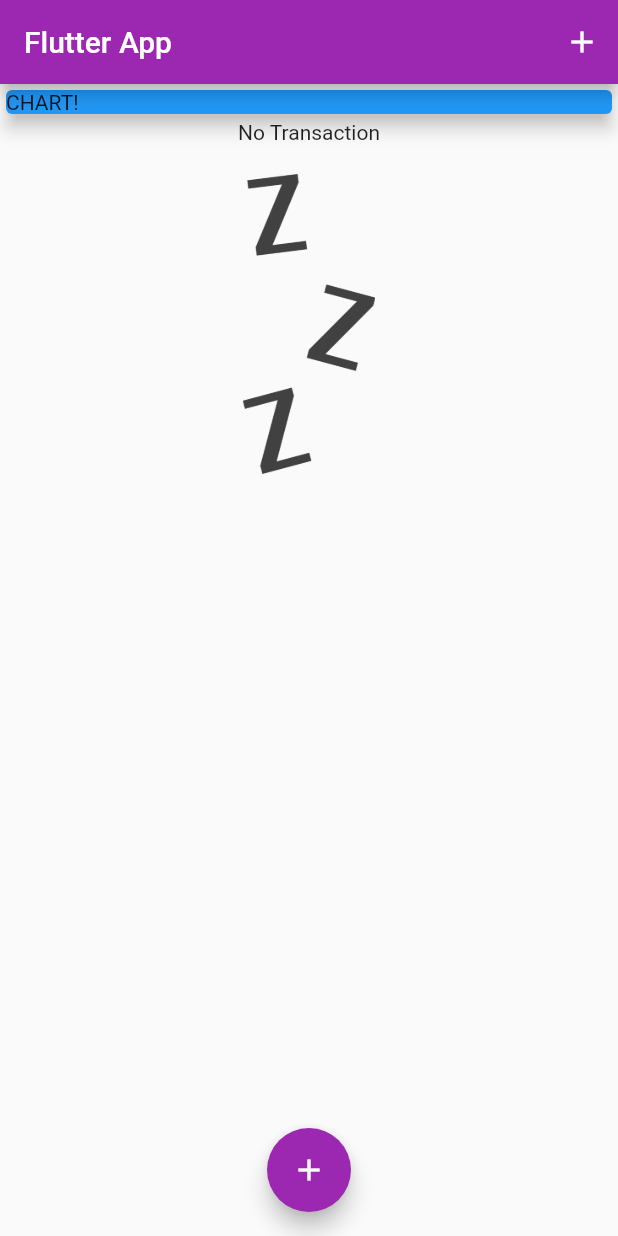
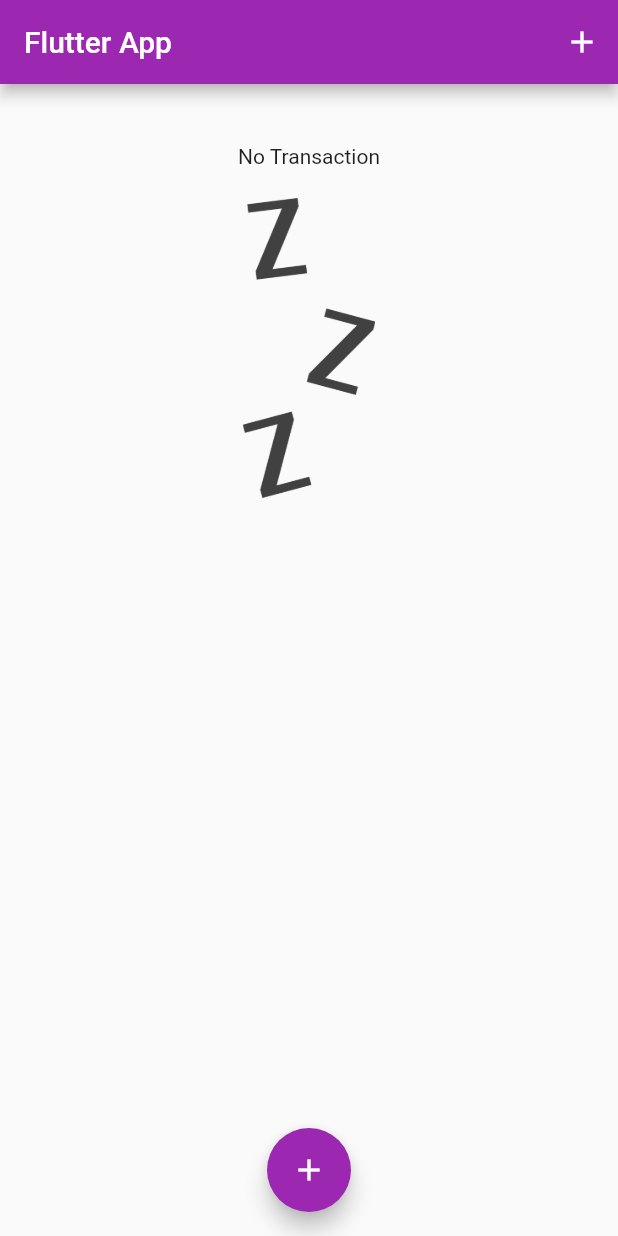
Before and after one commit to totolog-flutter/for-learning, a Flutter app: the screen it shows after launch, on a phone screen of 412 x 824 dp. Run offline on Flutter 3.47's test engine with Material 2 defaults, Android fonts, the phone set to English and light mode, and no system bars.

Commit message:
add: 103

```diff
--- a/lib/main.dart
+++ b/lib/main.dart
@@ -1,7 +1,9 @@
 import 'package:flutter/material.dart';
+import 'package:flutter_youtube1/widgets/chart.dart';
 import './widgets/new_transaction.dart';
 import './widgets/transaction_list.dart';
 import './model/transaction.dart';
+import './widgets/chart.dart';
 
 void main() {
   runApp(const MyApp());
@@ -40,6 +42,16 @@
     // Transaction(id: 't2', title: '１週間分の野菜', amount: 9800, date: DateTime.now())
   ];
 
+  List<Transaction> get _recentTransactions {
+    return _userTransactions.where((tx) {
+      return tx.date.isAfter(
+        DateTime.now().subtract(
+          Duration(days: 7),
+        ),
+      );
+    }).toList();
+  }
+
   void _addNewTransaction(String txTitle, double txAmount) {
     final newTx = Transaction(id: DateTime.now().toString(), title: txTitle, amount: txAmount, date: DateTime.now());
 
@@ -75,16 +87,7 @@
           mainAxisAlignment: MainAxisAlignment.start,
           crossAxisAlignment:  CrossAxisAlignment.stretch,
           children: [
-            Container(
-              width: double.infinity,
-              child: Card(
-                color: Colors.blue,
-                child: Container(
-                  child: Text('CHART!'),
-                ),
-                elevation: 5,
-              ),
-            ),
+            Chart(_recentTransactions),
             TransactionList(transactions: _userTransactions),
           ],
         ),
--- a/lib/widgets/chart.dart
+++ b/lib/widgets/chart.dart
@@ -19,16 +19,17 @@
         }
       }
 
-      print(DateFormat.E(weekDay));
+      print(DateFormat.E().format(weekDay));
       print(totalSum);
 
 
-      return {'day': DateFormat.E(weekDay), 'amount': totalSum};
+      return {'day': DateFormat.E().format(weekDay), 'amount': totalSum};
     });
   }
 
   @override
   Widget build(BuildContext context) {
+    print(groundTransactionValues);
     return Card(
       elevation: 6,
       margin: EdgeInsets.all(20),
```
